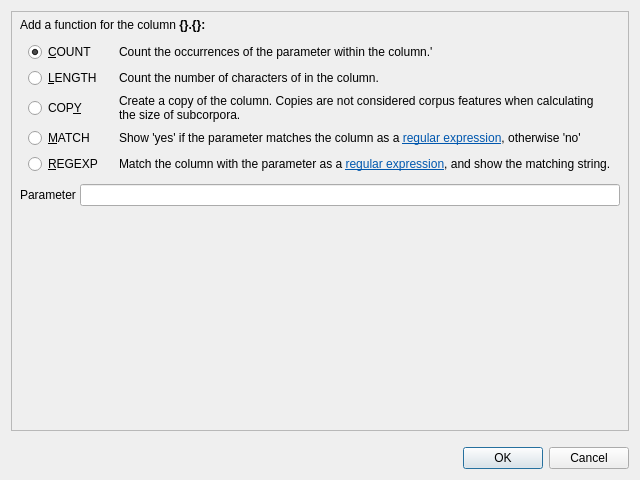
The window that coquery/gui/ui/functionApply.ui (gkunter/coquery) describes before a commit, drawn with Qt 5.
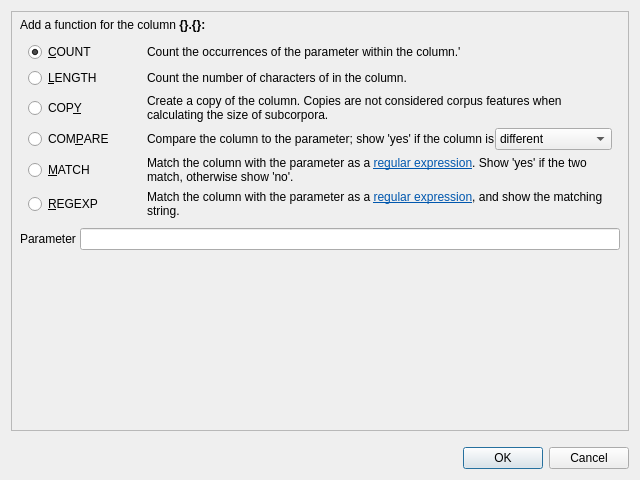
The same window after the commit.

What changed in the file:
```diff
--- a/coquery/gui/ui/functionApply.ui
+++ b/coquery/gui/ui/functionApply.ui
@@ -62,7 +62,7 @@
           <verstretch>0</verstretch>
          </sizepolicy>
         </property>
-        <layout class="QGridLayout" name="gridLayout" columnstretch="0,1">
+        <layout class="QGridLayout" name="gridLayout" columnstretch="0,1,0">
          <property name="sizeConstraint">
           <enum>QLayout::SetDefaultConstraint</enum>
          </property>
@@ -97,7 +97,42 @@
            </property>
           </widget>
          </item>
-         <item row="6" column="1">
+         <item row="6" column="0">
+          <widget class="QRadioButton" name="radio_match">
+           <property name="sizePolicy">
+            <sizepolicy hsizetype="Preferred" vsizetype="Fixed">
+             <horstretch>0</horstretch>
+             <verstretch>0</verstretch>
+            </sizepolicy>
+           </property>
+           <property name="text">
+            <string>&amp;MATCH</string>
+           </property>
+          </widget>
+         </item>
+         <item row="6" column="2">
+          <widget class="QLabel" name="label_func3">
+           <property name="sizePolicy">
+            <sizepolicy hsizetype="Minimum" vsizetype="Minimum">
+             <horstretch>0</horstretch>
+             <verstretch>0</verstretch>
+            </sizepolicy>
+           </property>
+           <property name="text">
+            <string>&lt;html&gt;&lt;head/&gt;&lt;body&gt;&lt;p&gt;Match the column with the parameter as a &lt;a href=&quot;https://docs.python.org/2/howto/regex.html&quot;&gt;&lt;span style=&quot; text-decoration: underline; color:#0057ae;&quot;&gt;regular expression&lt;/span&gt;&lt;/a&gt;. Show 'yes' if the two match, otherwise show 'no'.&lt;/p&gt;&lt;/body&gt;&lt;/html&gt;</string>
+           </property>
+           <property name="wordWrap">
+            <bool>true</bool>
+           </property>
+           <property name="openExternalLinks">
+            <bool>true</bool>
+           </property>
+           <property name="buddy">
+            <cstring>radio_match</cstring>
+           </property>
+          </widget>
+         </item>
+         <item row="7" column="2">
           <widget class="QLabel" name="label_func4">
            <property name="sizePolicy">
             <sizepolicy hsizetype="Minimum" vsizetype="Minimum">
@@ -119,48 +154,43 @@
            </property>
           </widget>
          </item>
-         <item row="5" column="1">
-          <widget class="QLabel" name="label_func3">
+         <item row="4" column="0">
+          <widget class="QRadioButton" name="radio_copy">
            <property name="sizePolicy">
-            <sizepolicy hsizetype="Minimum" vsizetype="Minimum">
+            <sizepolicy hsizetype="Preferred" vsizetype="Fixed">
              <horstretch>0</horstretch>
              <verstretch>0</verstretch>
             </sizepolicy>
            </property>
            <property name="text">
-            <string>&lt;html&gt;&lt;head/&gt;&lt;body&gt;&lt;p&gt;Show 'yes' if the parameter matches the column as a &lt;a href=&quot;https://docs.python.org/2/howto/regex.html&quot;&gt;&lt;span style=&quot; text-decoration: underline; color:#0057ae;&quot;&gt;regular expression&lt;/span&gt;&lt;/a&gt;, otherwise 'no'&lt;/p&gt;&lt;/body&gt;&lt;/html&gt;</string>
-           </property>
-           <property name="wordWrap">
-            <bool>true</bool>
-           </property>
-           <property name="openExternalLinks">
-            <bool>true</bool>
-           </property>
-           <property name="buddy">
-            <cstring>radio_match</cstring>
+            <string>COP&amp;Y</string>
            </property>
           </widget>
          </item>
-         <item row="3" column="1">
-          <widget class="QLabel" name="label_func2">
+         <item row="3" column="0">
+          <widget class="QRadioButton" name="radio_length">
            <property name="sizePolicy">
-            <sizepolicy hsizetype="Minimum" vsizetype="Minimum">
+            <sizepolicy hsizetype="Preferred" vsizetype="Fixed">
              <horstretch>0</horstretch>
              <verstretch>0</verstretch>
             </sizepolicy>
            </property>
            <property name="text">
-            <string>Count the number of characters of in the column.</string>
+            <string>&amp;LENGTH</string>
            </property>
-           <property name="wordWrap">
+           <property name="checked">
             <bool>false</bool>
            </property>
-           <property name="buddy">
-            <cstring>radio_length</cstring>
+          </widget>
+         </item>
+         <item row="5" column="0">
+          <widget class="QRadioButton" name="radioButton">
+           <property name="text">
+            <string>COM&amp;PARE</string>
            </property>
           </widget>
          </item>
-         <item row="2" column="1">
+         <item row="2" column="2">
           <widget class="QLabel" name="label_func1">
            <property name="sizePolicy">
             <sizepolicy hsizetype="Minimum" vsizetype="Minimum">
@@ -179,7 +209,7 @@
            </property>
           </widget>
          </item>
-         <item row="6" column="0">
+         <item row="7" column="0">
           <widget class="QRadioButton" name="radio_regexp">
            <property name="sizePolicy">
             <sizepolicy hsizetype="Preferred" vsizetype="Fixed">
@@ -192,49 +222,26 @@
            </property>
           </widget>
          </item>
-         <item row="5" column="0">
-          <widget class="QRadioButton" name="radio_match">
+         <item row="3" column="2">
+          <widget class="QLabel" name="label_func2">
            <property name="sizePolicy">
-            <sizepolicy hsizetype="Preferred" vsizetype="Fixed">
+            <sizepolicy hsizetype="Minimum" vsizetype="Minimum">
              <horstretch>0</horstretch>
              <verstretch>0</verstretch>
             </sizepolicy>
            </property>
            <property name="text">
-            <string>&amp;MATCH</string>
+            <string>Count the number of characters of in the column.</string>
            </property>
-          </widget>
-         </item>
-         <item row="3" column="0">
-          <widget class="QRadioButton" name="radio_length">
-           <property name="sizePolicy">
-            <sizepolicy hsizetype="Preferred" vsizetype="Fixed">
-             <horstretch>0</horstretch>
-             <verstretch>0</verstretch>
-            </sizepolicy>
-           </property>
-           <property name="text">
-            <string>&amp;LENGTH</string>
-           </property>
-           <property name="checked">
+           <property name="wordWrap">
             <bool>false</bool>
            </property>
-          </widget>
-         </item>
-         <item row="4" column="0">
-          <widget class="QRadioButton" name="radio_copy">
-           <property name="sizePolicy">
-            <sizepolicy hsizetype="Preferred" vsizetype="Fixed">
-             <horstretch>0</horstretch>
-             <verstretch>0</verstretch>
-            </sizepolicy>
+           <property name="buddy">
+            <cstring>radio_length</cstring>
            </property>
-           <property name="text">
-            <string>COP&amp;Y</string>
-           </property>
           </widget>
          </item>
-         <item row="4" column="1">
+         <item row="4" column="2">
           <widget class="QLabel" name="label_copy">
            <property name="sizePolicy">
             <sizepolicy hsizetype="Minimum" vsizetype="Minimum">
@@ -253,6 +260,51 @@
            </property>
           </widget>
          </item>
+         <item row="5" column="2">
+          <layout class="QHBoxLayout" name="horizontalLayout_2">
+           <item>
+            <widget class="QLabel" name="label">
+             <property name="text">
+              <string>Compare the column to the parameter; show 'yes' if the column is</string>
+             </property>
+            </widget>
+           </item>
+           <item>
+            <widget class="QComboBox" name="comboBox">
+             <item>
+              <property name="text">
+               <string>different</string>
+              </property>
+             </item>
+             <item>
+              <property name="text">
+               <string>the same</string>
+              </property>
+             </item>
+             <item>
+              <property name="text">
+               <string>larger</string>
+              </property>
+             </item>
+             <item>
+              <property name="text">
+               <string>larger or equal</string>
+              </property>
+             </item>
+             <item>
+              <property name="text">
+               <string>smaller or equal</string>
+              </property>
+             </item>
+             <item>
+              <property name="text">
+               <string>smaller</string>
+              </property>
+             </item>
+            </widget>
+           </item>
+          </layout>
+         </item>
         </layout>
        </widget>
       </item>
```
